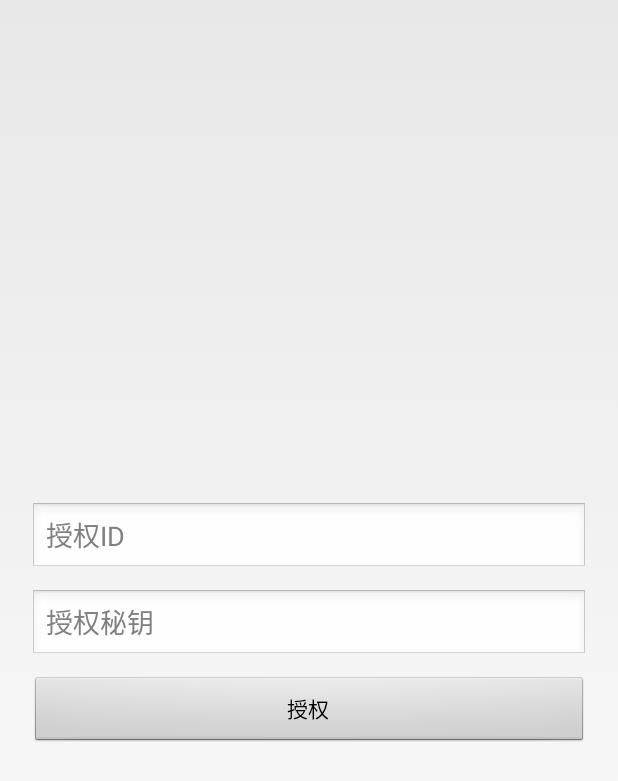
After one commit to alicemmm/bank, an Android app: the AuthorActivity screen opened directly, with no data from a screen before it, on a phone screen of 412 x 824 dp. The commit adds this screen. Shown: the top 781 px of the screen. Run offline under Robolectric (Android 15) with nearby library versions, the phone set to English and light mode, and no system bars.

Commit message:
add RSA author

```diff
--- a/app/src/main/AndroidManifest.xml
+++ b/app/src/main/AndroidManifest.xml
@@ -18,6 +18,7 @@
             </intent-filter>
         </activity>
 
+        <activity android:name=".AuthorActivity"/>
         <activity android:name=".LoginActivity" />
         <activity android:name=".MenuActivity" />
         <activity android:name=".Zjhk" />
--- /dev/null
+++ b/app/src/main/java/com/moqian/bank/AuthorActivity.java
@@ -0,0 +1,86 @@
+package com.moqian.bank;
+
+import android.app.Activity;
+import android.content.Intent;
+import android.content.SharedPreferences;
+import android.os.Bundle;
+import android.text.TextUtils;
+import android.util.Log;
+import android.view.View;
+import android.widget.Button;
+import android.widget.EditText;
+import android.widget.Toast;
+
+import com.moqian.bank.utils.CommonUtils;
+
+public class AuthorActivity extends Activity {
+
+    private EditText authorId;
+    private EditText authorPass;
+    private Button authorBtn;
+
+    @Override
+    protected void onCreate(Bundle savedInstanceState) {
+        super.onCreate(savedInstanceState);
+        setContentView(R.layout.activity_author);
+        authorId = (EditText) findViewById(R.id.author_id);
+        authorPass = (EditText) findViewById(R.id.author_pass);
+        authorBtn = (Button) findViewById(R.id.author_btn);
+        authorBtn.setOnClickListener(new View.OnClickListener() {
+            @Override
+            public void onClick(View v) {
+                doClick();
+            }
+        });
+    }
+
+    private void doClick() {
+        String publicKey = authorId.getText().toString().trim();
+        String author = authorPass.getText().toString().trim();
+
+        if (TextUtils.isEmpty(publicKey) || TextUtils.isEmpty(author)) {
+            Toast.makeText(AuthorActivity.this, "请填写正确的授权码！", Toast.LENGTH_SHORT).show();
+        } else {
+            String resultCode = CommonUtils.RSADecode(author.getBytes(), publicKey.getBytes());
+            SharedPreferences authorTime = getSharedPreferences("author_time", 0);
+            SharedPreferences.Editor editor = authorTime.edit();
+
+            editor.putString(CommonUtils.SP_AUTHOR_TYPE,resultCode);
+
+            if (CommonUtils.AUTHOR_NONE.equals(resultCode)) {
+                Toast.makeText(AuthorActivity.this, "请输入正确的注册码！", Toast.LENGTH_LONG)
+                        .show();
+            } else {
+                editor.putBoolean(CommonUtils.SP_IS_SET, true);
+
+                if (CommonUtils.AUTHOR_ONE.equals(resultCode)) {
+                    Toast.makeText(AuthorActivity.this, "恭喜你，有30天的试用期！", Toast.LENGTH_LONG)
+                            .show();
+
+                    editor.putLong(CommonUtils.SP_TIME, System.currentTimeMillis());
+                    editor.putLong(CommonUtils.SP_DEADLINE, (long) 1000 * 60 * 60 * 24 * 30);
+
+                } else if (CommonUtils.AUTHOR_EVER.equals(resultCode)) {
+                    Toast.makeText(AuthorActivity.this, "恭喜你，获得永久使用权！", Toast.LENGTH_LONG)
+                            .show();
+                }
+            }
+
+            editor.apply();
+
+            Log.e("tag","deadline="+authorTime.getLong(CommonUtils.SP_DEADLINE,0));
+
+            if(CommonUtils.AUTHOR_ONE.equals(resultCode) || CommonUtils.AUTHOR_EVER.equals(resultCode)){
+                intentToLogin();
+            }
+        }
+
+    }
+
+    private void intentToLogin() {
+        Intent intent = new Intent(AuthorActivity.this, LoginActivity.class);
+        startActivity(intent);
+        finish();
+    }
+
+}
--- /dev/null
+++ b/app/src/main/res/layout/activity_author.xml
@@ -0,0 +1,35 @@
+<?xml version="1.0" encoding="utf-8"?>
+<LinearLayout xmlns:android="http://schemas.android.com/apk/res/android"
+    android:layout_width="match_parent"
+    android:layout_height="match_parent"
+    android:gravity="center_vertical"
+    android:orientation="vertical">
+
+    <EditText
+        android:id="@+id/author_id"
+        android:layout_width="match_parent"
+        android:layout_height="wrap_content"
+        android:layout_marginLeft="20dp"
+        android:layout_marginRight="20dp"
+        android:layout_marginTop="10dp"
+        android:hint="授权ID" />
+
+    <EditText
+        android:id="@+id/author_pass"
+        android:layout_width="match_parent"
+        android:layout_height="wrap_content"
+        android:layout_marginLeft="20dp"
+        android:layout_marginRight="20dp"
+        android:layout_marginTop="10dp"
+        android:hint="授权秘钥" />
+
+    <Button
+        android:id="@+id/author_btn"
+        android:layout_width="match_parent"
+        android:layout_height="wrap_content"
+        android:layout_marginLeft="20dp"
+        android:layout_marginRight="20dp"
+        android:layout_marginTop="10dp"
+        android:text="授权" />
+
+</LinearLayout>
```
Also changed, not shown: app/build.gradle (+4 -4 lines), app/src/main/java/com/moqian/bank/LoginActivity.java (+14 -5 lines), app/src/main/java/com/moqian/bank/MainActivity.java (+14 -5 lines), app/src/main/java/com/moqian/bank/utils/RSA.java (added, +181 -0 lines).
